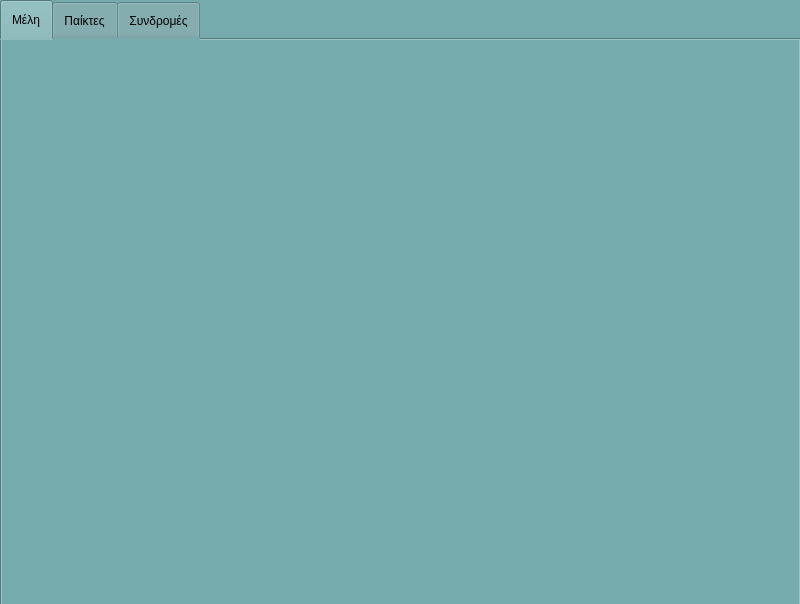
Above: untitled.ui from AntoniosSoula/database-project before the change. Below: the same form after it.
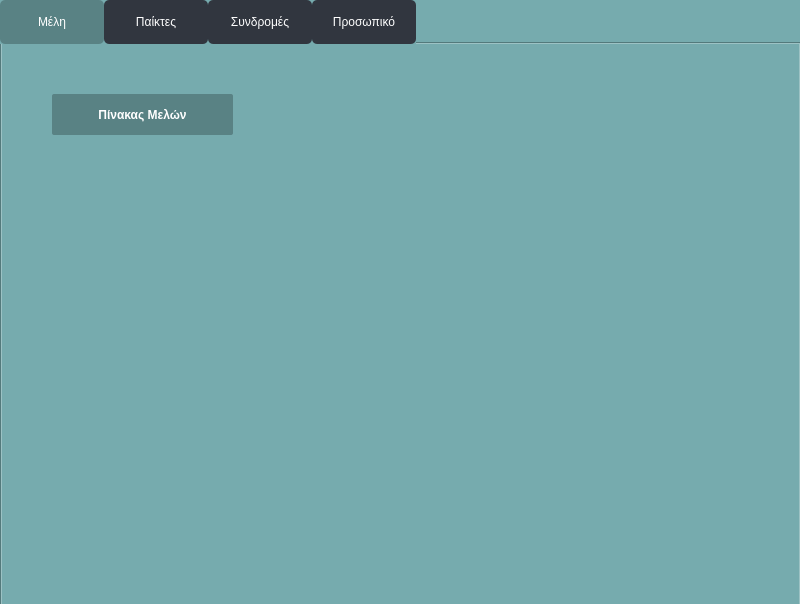
That is the form after the change. The open tabs and pages were chosen to show the change.

The edit to the form file:
```diff
--- a/untitled.ui
+++ b/untitled.ui
@@ -37,18 +37,441 @@
       <height>611</height>
      </rect>
     </property>
+    <property name="palette">
+     <palette>
+      <active>
+       <colorrole role="WindowText">
+        <brush brushstyle="SolidPattern">
+         <color alpha="255">
+          <red>255</red>
+          <green>255</green>
+          <blue>255</blue>
+         </color>
+        </brush>
+       </colorrole>
+       <colorrole role="Button">
+        <brush brushstyle="SolidPattern">
+         <color alpha="255">
+          <red>63</red>
+          <green>91</green>
+          <blue>93</blue>
+         </color>
+        </brush>
+       </colorrole>
+       <colorrole role="Light">
+        <brush brushstyle="SolidPattern">
+         <color alpha="255">
+          <red>94</red>
+          <green>137</green>
+          <blue>140</blue>
+         </color>
+        </brush>
+       </colorrole>
+       <colorrole role="Midlight">
+        <brush brushstyle="SolidPattern">
+         <color alpha="255">
+          <red>78</red>
+          <green>114</green>
+          <blue>116</blue>
+         </color>
+        </brush>
+       </colorrole>
+       <colorrole role="Dark">
+        <brush brushstyle="SolidPattern">
+         <color alpha="255">
+          <red>31</red>
+          <green>45</green>
+          <blue>46</blue>
+         </color>
+        </brush>
+       </colorrole>
+       <colorrole role="Mid">
+        <brush brushstyle="SolidPattern">
+         <color alpha="255">
+          <red>42</red>
+          <green>60</green>
+          <blue>62</blue>
+         </color>
+        </brush>
+       </colorrole>
+       <colorrole role="Text">
+        <brush brushstyle="SolidPattern">
+         <color alpha="255">
+          <red>255</red>
+          <green>255</green>
+          <blue>255</blue>
+         </color>
+        </brush>
+       </colorrole>
+       <colorrole role="BrightText">
+        <brush brushstyle="SolidPattern">
+         <color alpha="255">
+          <red>255</red>
+          <green>255</green>
+          <blue>255</blue>
+         </color>
+        </brush>
+       </colorrole>
+       <colorrole role="ButtonText">
+        <brush brushstyle="SolidPattern">
+         <color alpha="255">
+          <red>255</red>
+          <green>255</green>
+          <blue>255</blue>
+         </color>
+        </brush>
+       </colorrole>
+       <colorrole role="Base">
+        <brush brushstyle="SolidPattern">
+         <color alpha="255">
+          <red>0</red>
+          <green>0</green>
+          <blue>0</blue>
+         </color>
+        </brush>
+       </colorrole>
+       <colorrole role="Window">
+        <brush brushstyle="SolidPattern">
+         <color alpha="255">
+          <red>63</red>
+          <green>91</green>
+          <blue>93</blue>
+         </color>
+        </brush>
+       </colorrole>
+       <colorrole role="Shadow">
+        <brush brushstyle="SolidPattern">
+         <color alpha="255">
+          <red>0</red>
+          <green>0</green>
+          <blue>0</blue>
+         </color>
+        </brush>
+       </colorrole>
+       <colorrole role="AlternateBase">
+        <brush brushstyle="SolidPattern">
+         <color alpha="255">
+          <red>31</red>
+          <green>45</green>
+          <blue>46</blue>
+         </color>
+        </brush>
+       </colorrole>
+       <colorrole role="ToolTipBase">
+        <brush brushstyle="SolidPattern">
+         <color alpha="255">
+          <red>255</red>
+          <green>255</green>
+          <blue>220</blue>
+         </color>
+        </brush>
+       </colorrole>
+       <colorrole role="ToolTipText">
+        <brush brushstyle="SolidPattern">
+         <color alpha="255">
+          <red>0</red>
+          <green>0</green>
+          <blue>0</blue>
+         </color>
+        </brush>
+       </colorrole>
+      </active>
+      <inactive>
+       <colorrole role="WindowText">
+        <brush brushstyle="SolidPattern">
+         <color alpha="255">
+          <red>255</red>
+          <green>255</green>
+          <blue>255</blue>
+         </color>
+        </brush>
+       </colorrole>
+       <colorrole role="Button">
+        <brush brushstyle="SolidPattern">
+         <color alpha="255">
+          <red>63</red>
+          <green>91</green>
+          <blue>93</blue>
+         </color>
+        </brush>
+       </colorrole>
+       <colorrole role="Light">
+        <brush brushstyle="SolidPattern">
+         <color alpha="255">
+          <red>94</red>
+          <green>137</green>
+          <blue>140</blue>
+         </color>
+        </brush>
+       </colorrole>
+       <colorrole role="Midlight">
+        <brush brushstyle="SolidPattern">
+         <color alpha="255">
+          <red>78</red>
+          <green>114</green>
+          <blue>116</blue>
+         </color>
+        </brush>
+       </colorrole>
+       <colorrole role="Dark">
+        <brush brushstyle="SolidPattern">
+         <color alpha="255">
+          <red>31</red>
+          <green>45</green>
+          <blue>46</blue>
+         </color>
+        </brush>
+       </colorrole>
+       <colorrole role="Mid">
+        <brush brushstyle="SolidPattern">
+         <color alpha="255">
+          <red>42</red>
+          <green>60</green>
+          <blue>62</blue>
+         </color>
+        </brush>
+       </colorrole>
+       <colorrole role="Text">
+        <brush brushstyle="SolidPattern">
+         <color alpha="255">
+          <red>255</red>
+          <green>255</green>
+          <blue>255</blue>
+         </color>
+        </brush>
+       </colorrole>
+       <colorrole role="BrightText">
+        <brush brushstyle="SolidPattern">
+         <color alpha="255">
+          <red>255</red>
+          <green>255</green>
+          <blue>255</blue>
+         </color>
+        </brush>
+       </colorrole>
+       <colorrole role="ButtonText">
+        <brush brushstyle="SolidPattern">
+         <color alpha="255">
+          <red>255</red>
+          <green>255</green>
+          <blue>255</blue>
+         </color>
+        </brush>
+       </colorrole>
+       <colorrole role="Base">
+        <brush brushstyle="SolidPattern">
+         <color alpha="255">
+          <red>0</red>
+          <green>0</green>
+          <blue>0</blue>
+         </color>
+        </brush>
+       </colorrole>
+       <colorrole role="Window">
+        <brush brushstyle="SolidPattern">
+         <color alpha="255">
+          <red>63</red>
+          <green>91</green>
+          <blue>93</blue>
+         </color>
+        </brush>
+       </colorrole>
+       <colorrole role="Shadow">
+        <brush brushstyle="SolidPattern">
+         <color alpha="255">
+          <red>0</red>
+          <green>0</green>
+          <blue>0</blue>
+         </color>
+        </brush>
+       </colorrole>
+       <colorrole role="AlternateBase">
+        <brush brushstyle="SolidPattern">
+         <color alpha="255">
+          <red>31</red>
+          <green>45</green>
+          <blue>46</blue>
+         </color>
+        </brush>
+       </colorrole>
+       <colorrole role="ToolTipBase">
+        <brush brushstyle="SolidPattern">
+         <color alpha="255">
+          <red>255</red>
+          <green>255</green>
+          <blue>220</blue>
+         </color>
+        </brush>
+       </colorrole>
+       <colorrole role="ToolTipText">
+        <brush brushstyle="SolidPattern">
+         <color alpha="255">
+          <red>0</red>
+          <green>0</green>
+          <blue>0</blue>
+         </color>
+        </brush>
+       </colorrole>
+      </inactive>
+      <disabled>
+       <colorrole role="WindowText">
+        <brush brushstyle="SolidPattern">
+         <color alpha="255">
+          <red>31</red>
+          <green>45</green>
+          <blue>46</blue>
+         </color>
+        </brush>
+       </colorrole>
+       <colorrole role="Button">
+        <brush brushstyle="SolidPattern">
+         <color alpha="255">
+          <red>63</red>
+          <green>91</green>
+          <blue>93</blue>
+         </color>
+        </brush>
+       </colorrole>
+       <colorrole role="Light">
+        <brush brushstyle="SolidPattern">
+         <color alpha="255">
+          <red>94</red>
+          <green>137</green>
+          <blue>140</blue>
+         </color>
+        </brush>
+       </colorrole>
+       <colorrole role="Midlight">
+        <brush brushstyle="SolidPattern">
+         <color alpha="255">
+          <red>78</red>
+          <green>114</green>
+          <blue>116</blue>
+         </color>
+        </brush>
+       </colorrole>
+       <colorrole role="Dark">
+        <brush brushstyle="SolidPattern">
+         <color alpha="255">
+          <red>31</red>
+          <green>45</green>
+          <blue>46</blue>
+         </color>
+        </brush>
+       </colorrole>
+       <colorrole role="Mid">
+        <brush brushstyle="SolidPattern">
+         <color alpha="255">
+          <red>42</red>
+          <green>60</green>
+          <blue>62</blue>
+         </color>
+        </brush>
+       </colorrole>
+       <colorrole role="Text">
+        <brush brushstyle="SolidPattern">
+         <color alpha="255">
+          <red>31</red>
+          <green>45</green>
+          <blue>46</blue>
+         </color>
+        </brush>
+       </colorrole>
+       <colorrole role="BrightText">
+        <brush brushstyle="SolidPattern">
+         <color alpha="255">
+          <red>255</red>
+          <green>255</green>
+          <blue>255</blue>
+         </color>
+        </brush>
+       </colorrole>
+       <colorrole role="ButtonText">
+        <brush brushstyle="SolidPattern">
+         <color alpha="255">
+          <red>31</red>
+          <green>45</green>
+          <blue>46</blue>
+         </color>
+        </brush>
+       </colorrole>
+       <colorrole role="Base">
+        <brush brushstyle="SolidPattern">
+         <color alpha="255">
+          <red>63</red>
+          <green>91</green>
+          <blue>93</blue>
+         </color>
+        </brush>
+       </colorrole>
+       <colorrole role="Window">
+        <brush brushstyle="SolidPattern">
+         <color alpha="255">
+          <red>63</red>
+          <green>91</green>
+          <blue>93</blue>
+         </color>
+        </brush>
+       </colorrole>
+       <colorrole role="Shadow">
+        <brush brushstyle="SolidPattern">
+         <color alpha="255">
+          <red>0</red>
+          <green>0</green>
+          <blue>0</blue>
+         </color>
+        </brush>
+       </colorrole>
+       <colorrole role="AlternateBase">
+        <brush brushstyle="SolidPattern">
+         <color alpha="255">
+          <red>63</red>
+          <green>91</green>
+          <blue>93</blue>
+         </color>
+        </brush>
+       </colorrole>
+       <colorrole role="ToolTipBase">
+        <brush brushstyle="SolidPattern">
+         <color alpha="255">
+          <red>255</red>
+          <green>255</green>
+          <blue>220</blue>
+         </color>
+        </brush>
+       </colorrole>
+       <colorrole role="ToolTipText">
+        <brush brushstyle="SolidPattern">
+         <color alpha="255">
+          <red>0</red>
+          <green>0</green>
+          <blue>0</blue>
+         </color>
+        </brush>
+       </colorrole>
+      </disabled>
+     </palette>
+    </property>
     <property name="styleSheet">
-     <string notr="true">QTabWidget::tab {
-    height: 40px;
-	width:100px;
-    font-size: 12px;
-    padding: 10px;
-}
+     <string notr="true">
 QTabBar::tab {
     height: 40px; /* Ρυθμίζει το ύψος των καρτελών */
-    font-size: 12px; /* Ρυθμίζει το μέγεθος της γραμματοσειράς */
+	width:100px;
+    font-size: 12px;
+    color:white;
+    padding:2px;
+    border-radius:5px;
+background-color:#31363F;
+
 }
 
+QTabBar::tab:selected {
+    background:#598284; /* Χρώμα για την ενεργή καρτέλα */
+    color: white;
+}
+
+
+
 </string>
     </property>
     <property name="currentIndex">
@@ -58,6 +481,79 @@
      <attribute name="title">
       <string>Μέλη</string>
      </attribute>
+     <widget class="QPushButton" name="buttonTableMeli">
+      <property name="geometry">
+       <rect>
+        <x>50</x>
+        <y>50</y>
+        <width>181</width>
+        <height>41</height>
+       </rect>
+      </property>
+      <property name="styleSheet">
+       <string notr="true">        QPushButton {
+            font-size: 12px;
+            padding: 1px 2.7px;
+            font-weight: 500;
+            background: #598284;;
+            color: white;
+            border: none;
+            position: relative;
+            overflow: hidden;
+            border-radius: 2px;
+            cursor: pointer;
+        }
+
+        QPushButton::hover {
+            background: #3f5b5d;
+        }
+
+        QPushButton::pressed {
+            transform: scale(0.97);
+        }
+
+        QPushButton .gradient {
+            position: absolute;
+            width: 100%;
+            height: 100%;
+            left: 0;
+            top: 0;
+            border-radius: 2px;
+            margin-top: -0.25em;
+            background-image: linear-gradient(
+                rgba(0, 0, 0, 0),
+                rgba(0, 0, 0, 0),
+                rgba(0, 0, 0, 0.3)
+            );
+        }
+
+        QPushButton .label {
+            position: relative;
+            top: -1px;
+        }
+
+        QPushButton .transition {
+            transition-timing-function: cubic-bezier(0, 0, 0.2, 1);
+            transition-duration: 500ms;
+            background-color: #3f5b5d;
+            border-radius: 9999px;
+            width: 0;
+            height: 0;
+            position: absolute;
+            left: 50%;
+            top: 50%;
+            transform: translate(-50%, -50%);
+        }
+
+        QPushButton:hover .transition {
+            width: 14em;
+            height: 14em;
+        }</string>
+      </property>
+      <property name="text">
+       <string>Πίνακας Μελών</string>
+      </property>
+     </widget>
     </widget>
     <widget class="QWidget" name="tab_2">
      <attribute name="title">
@@ -69,6 +565,11 @@
       <string>Συνδρομές</string>
      </attribute>
     </widget>
+    <widget class="QWidget" name="tab_4">
+     <attribute name="title">
+      <string>Προσωπικό</string>
+     </attribute>
+    </widget>
    </widget>
   </widget>
  </widget>
```
Left out of the diff: 4 changed lines with no effect on the pictures.
